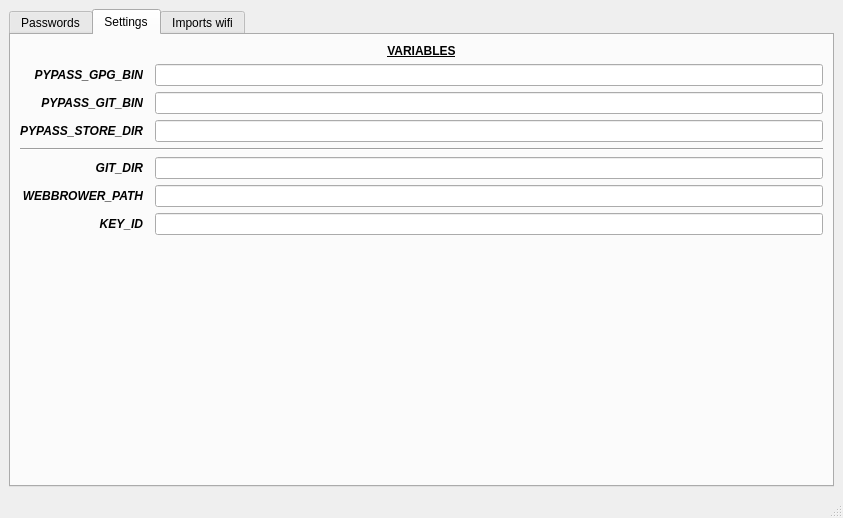
Old version of the form PassUI/data/PassUI.ui in the repository vincentBenet/PassUI.
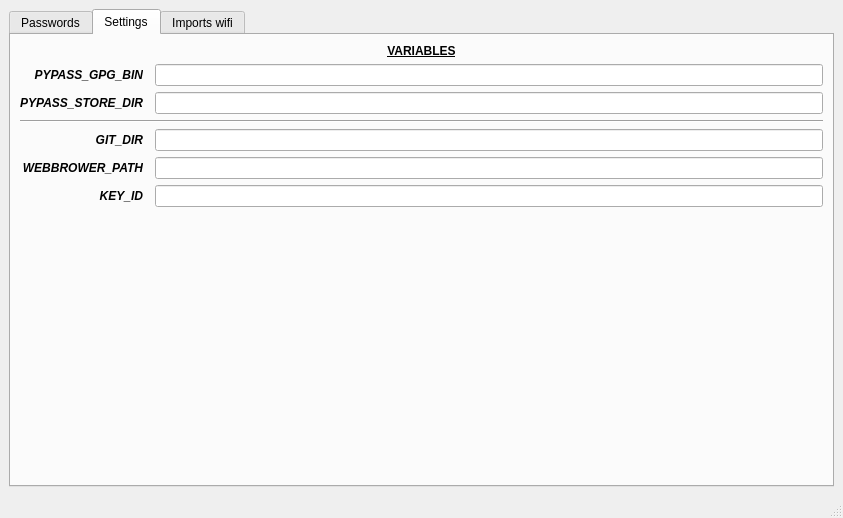
New version of the form. The open tabs and pages were chosen to show the change.

Diff of the .ui file:
```diff
--- a/PassUI/data/PassUI.ui
+++ b/PassUI/data/PassUI.ui
@@ -106,94 +106,10 @@
         <string>Settings</string>
        </attribute>
        <layout class="QGridLayout" name="gridLayout_2">
-        <item row="5" column="2">
-         <widget class="QLineEdit" name="GIT_DIR"/>
-        </item>
-        <item row="0" column="0" colspan="3">
-         <widget class="QLabel" name="label_12">
-          <property name="font">
-           <font>
-            <weight>75</weight>
-            <bold>true</bold>
-            <underline>true</underline>
-           </font>
-          </property>
-          <property name="text">
-           <string>VARIABLES</string>
-          </property>
-          <property name="alignment">
-           <set>Qt::AlignCenter</set>
-          </property>
-         </widget>
-        </item>
         <item row="2" column="2">
-         <widget class="QLineEdit" name="PYPASS_GIT_BIN"/>
-        </item>
-        <item row="1" column="2">
-         <widget class="QLineEdit" name="PYPASS_GPG_BIN"/>
-        </item>
-        <item row="3" column="0">
-         <widget class="QLabel" name="label_10">
-          <property name="font">
-           <font>
-            <weight>75</weight>
-            <italic>true</italic>
-            <bold>true</bold>
-           </font>
-          </property>
-          <property name="text">
-           <string>PYPASS_STORE_DIR</string>
-          </property>
-          <property name="alignment">
-           <set>Qt::AlignRight|Qt::AlignTrailing|Qt::AlignVCenter</set>
-          </property>
-         </widget>
-        </item>
-        <item row="6" column="0">
-         <widget class="QLabel" name="label">
-          <property name="font">
-           <font>
-            <weight>75</weight>
-            <italic>true</italic>
-            <bold>true</bold>
-           </font>
-          </property>
-          <property name="text">
-           <string>WEBBROWER_PATH</string>
-          </property>
-          <property name="alignment">
-           <set>Qt::AlignRight|Qt::AlignTrailing|Qt::AlignVCenter</set>
-          </property>
-         </widget>
-        </item>
-        <item row="5" column="0">
-         <widget class="QLabel" name="lable">
-          <property name="font">
-           <font>
-            <weight>75</weight>
-            <italic>true</italic>
-            <bold>true</bold>
-           </font>
-          </property>
-          <property name="text">
-           <string>GIT_DIR</string>
-          </property>
-          <property name="alignment">
-           <set>Qt::AlignRight|Qt::AlignTrailing|Qt::AlignVCenter</set>
-          </property>
-         </widget>
-        </item>
-        <item row="4" column="0" colspan="3">
-         <widget class="Line" name="line_2">
-          <property name="orientation">
-           <enum>Qt::Horizontal</enum>
-          </property>
-         </widget>
-        </item>
-        <item row="3" column="2">
          <widget class="QLineEdit" name="PYPASS_STORE_DIR"/>
         </item>
-        <item row="8" column="0">
+        <item row="7" column="0">
          <spacer name="verticalSpacer">
           <property name="orientation">
            <enum>Qt::Vertical</enum>
@@ -206,8 +122,8 @@
           </property>
          </spacer>
         </item>
-        <item row="2" column="0">
-         <widget class="QLabel" name="label_9">
+        <item row="6" column="0">
+         <widget class="QLabel" name="label_2">
           <property name="font">
            <font>
             <weight>75</weight>
@@ -216,7 +132,7 @@
            </font>
           </property>
           <property name="text">
-           <string>PYPASS_GIT_BIN</string>
+           <string>KEY_ID</string>
           </property>
           <property name="alignment">
            <set>Qt::AlignRight|Qt::AlignTrailing|Qt::AlignVCenter</set>
@@ -240,14 +156,34 @@
           </property>
          </widget>
         </item>
+        <item row="4" column="0">
+         <widget class="QLabel" name="lable">
+          <property name="font">
+           <font>
+            <weight>75</weight>
+            <italic>true</italic>
+            <bold>true</bold>
+           </font>
+          </property>
+          <property name="text">
+           <string>GIT_DIR</string>
+          </property>
+          <property name="alignment">
+           <set>Qt::AlignRight|Qt::AlignTrailing|Qt::AlignVCenter</set>
+          </property>
+         </widget>
+        </item>
         <item row="6" column="2">
-         <widget class="QLineEdit" name="WEBBROWER_PATH"/>
-        </item>
-        <item row="7" column="2">
          <widget class="QLineEdit" name="KEY_ID"/>
         </item>
-        <item row="7" column="0">
-         <widget class="QLabel" name="label_2">
+        <item row="4" column="2">
+         <widget class="QLineEdit" name="GIT_DIR"/>
+        </item>
+        <item row="1" column="2">
+         <widget class="QLineEdit" name="PYPASS_GPG_BIN"/>
+        </item>
+        <item row="5" column="0">
+         <widget class="QLabel" name="label">
           <property name="font">
            <font>
             <weight>75</weight>
@@ -256,13 +192,57 @@
            </font>
           </property>
           <property name="text">
-           <string>KEY_ID</string>
+           <string>WEBBROWER_PATH</string>
           </property>
           <property name="alignment">
            <set>Qt::AlignRight|Qt::AlignTrailing|Qt::AlignVCenter</set>
           </property>
          </widget>
         </item>
+        <item row="3" column="0" colspan="3">
+         <widget class="Line" name="line_2">
+          <property name="orientation">
+           <enum>Qt::Horizontal</enum>
+          </property>
+         </widget>
+        </item>
+        <item row="2" column="0">
+         <widget class="QLabel" name="label_10">
+          <property name="font">
+           <font>
+            <weight>75</weight>
+            <italic>true</italic>
+            <bold>true</bold>
+           </font>
+          </property>
+          <property name="text">
+           <string>PYPASS_STORE_DIR</string>
+          </property>
+          <property name="alignment">
+           <set>Qt::AlignRight|Qt::AlignTrailing|Qt::AlignVCenter</set>
+          </property>
+         </widget>
+        </item>
+        <item row="0" column="0" colspan="3">
+         <widget class="QLabel" name="label_12">
+          <property name="font">
+           <font>
+            <weight>75</weight>
+            <bold>true</bold>
+            <underline>true</underline>
+           </font>
+          </property>
+          <property name="text">
+           <string>VARIABLES</string>
+          </property>
+          <property name="alignment">
+           <set>Qt::AlignCenter</set>
+          </property>
+         </widget>
+        </item>
+        <item row="5" column="2">
+         <widget class="QLineEdit" name="WEBBROWER_PATH"/>
+        </item>
        </layout>
       </widget>
       <widget class="QWidget" name="tab_3">
```
Left out of the diff: 2 changed lines with no effect on the pictures.
